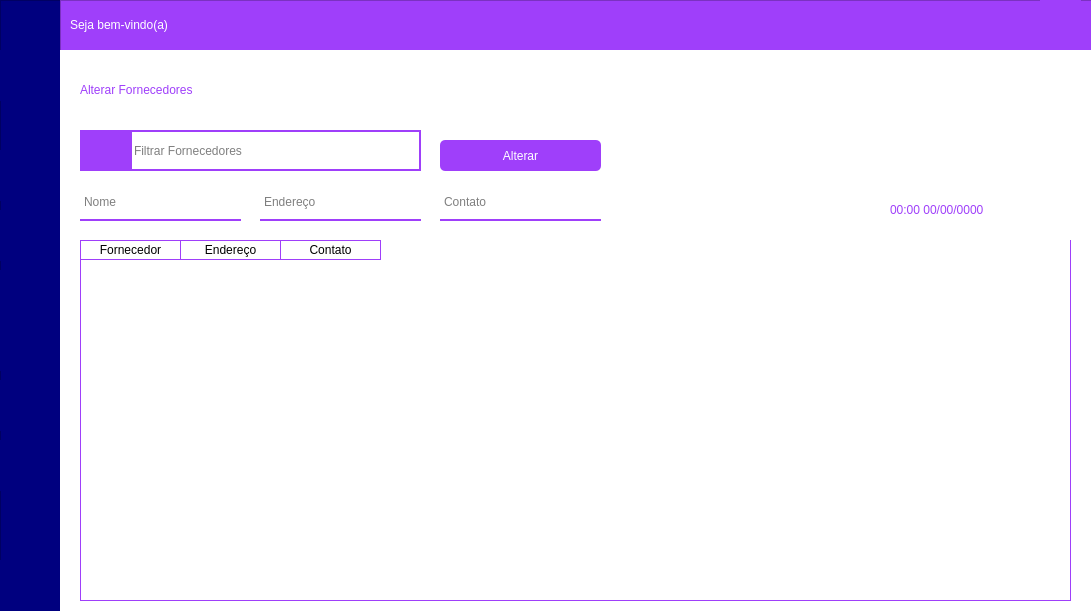
Carlosyoot/PBSTOCK, file view/ui/FrmAdmin.ui: the form before one commit.
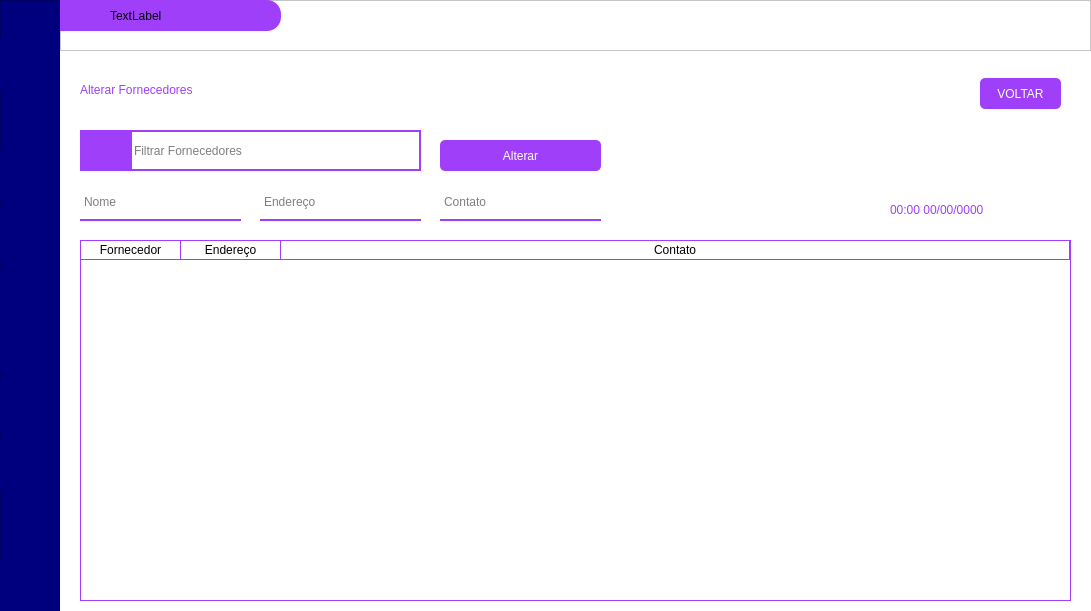
The form after the commit. The open tabs and pages were chosen to show the change. Icons and pictures are not drawn.

Patch:
```diff
--- a/view/ui/FrmAdmin.ui
+++ b/view/ui/FrmAdmin.ui
@@ -83,7 +83,7 @@
        <property name="geometry">
         <rect>
          <x>0</x>
-         <y>50</y>
+         <y>40</y>
          <width>61</width>
          <height>51</height>
         </rect>
@@ -383,50 +383,11 @@
         </size>
        </property>
       </widget>
-     </widget>
-     <widget class="QFrame" name="barra_menu_topo">
-      <property name="geometry">
-       <rect>
-        <x>60</x>
-        <y>0</y>
-        <width>1041</width>
-        <height>51</height>
-       </rect>
-      </property>
-      <property name="styleSheet">
-       <string notr="true">background-color: rgb(159, 63, 250);</string>
-      </property>
-      <property name="frameShape">
-       <enum>QFrame::StyledPanel</enum>
-      </property>
-      <property name="frameShadow">
-       <enum>QFrame::Raised</enum>
-      </property>
-      <widget class="QLabel" name="lbl_seja_bem_vindo">
-       <property name="geometry">
-        <rect>
-         <x>10</x>
-         <y>10</y>
-         <width>151</width>
-         <height>31</height>
-        </rect>
-       </property>
-       <property name="styleSheet">
-        <string notr="true">color: white;
-font: 12pt &quot;Montserrat&quot;;</string>
-       </property>
-       <property name="text">
-        <string>Seja bem-vindo(a)</string>
-       </property>
-       <property name="textInteractionFlags">
-        <set>Qt::LinksAccessibleByMouse|Qt::TextSelectableByMouse</set>
-       </property>
-      </widget>
       <widget class="QPushButton" name="btn_configs">
        <property name="geometry">
         <rect>
-         <x>980</x>
-         <y>0</y>
+         <x>10</x>
+         <y>90</y>
          <width>41</width>
          <height>51</height>
         </rect>
@@ -435,8 +396,10 @@
         <string notr="true">QPushButton {
 border: solid;
 outline: 0;
+color: rgb(0, 0, 0);
 }
 
+
 QPushButton:hover{
 border: solid;
 	background-color: rgb(159, 103, 250);
@@ -1264,6 +1227,9 @@
         <property name="sortingEnabled">
          <bool>true</bool>
         </property>
+        <attribute name="horizontalHeaderStretchLastSection">
+         <bool>true</bool>
+        </attribute>
         <attribute name="verticalHeaderVisible">
          <bool>false</bool>
         </attribute>
@@ -1428,6 +1394,34 @@
          <set>Qt::LinksAccessibleByKeyboard|Qt::LinksAccessibleByMouse</set>
         </property>
        </widget>
+       <widget class="QPushButton" name="btn_voltar_alterar_fornecedores">
+        <property name="geometry">
+         <rect>
+          <x>920</x>
+          <y>28</y>
+          <width>81</width>
+          <height>31</height>
+         </rect>
+        </property>
+        <property name="styleSheet">
+         <string notr="true">QPushButton {
+border: 2px;
+background-color: rgb(159, 63, 250);
+color: white;
+border-radius: 5px;
+font: 10pt &quot;Montserrat&quot;;
+outline: 0;
+}
+
+QPushButton:hover {
+	background-color: rgb(197, 62, 255);
+}
+</string>
+        </property>
+        <property name="text">
+         <string>VOLTAR</string>
+        </property>
+       </widget>
       </widget>
       <widget class="QWidget" name="pg_cadastrar_fornecedores">
        <widget class="QPushButton" name="btn_cadastrar_forncedores">
@@ -5453,6 +5447,94 @@
        </widget>
       </widget>
      </widget>
+     <widget class="QFrame" name="barra_menu_topo_3">
+      <property name="geometry">
+       <rect>
+        <x>60</x>
+        <y>0</y>
+        <width>1031</width>
+        <height>51</height>
+       </rect>
+      </property>
+      <property name="autoFillBackground">
+       <bool>false</bool>
+      </property>
+      <property name="styleSheet">
+       <string notr="true">background-color: rgb(255, 255, 255);</string>
+      </property>
+      <property name="frameShape">
+       <enum>QFrame::StyledPanel</enum>
+      </property>
+      <property name="frameShadow">
+       <enum>QFrame::Raised</enum>
+      </property>
+      <widget class="QFrame" name="barra_menu_topo_2">
+       <property name="geometry">
+        <rect>
+         <x>0</x>
+         <y>0</y>
+         <width>221</width>
+         <height>31</height>
+        </rect>
+       </property>
+       <property name="styleSheet">
+        <string notr="true">background-color: rgb(159, 63, 250);
+border-top-right-radius: 14px;  /* Arredondar o canto superior direito */
+border-bottom-right-radius: 14px;  /* Arredondar o canto inferior direito */</string>
+       </property>
+       <property name="frameShape">
+        <enum>QFrame::StyledPanel</enum>
+       </property>
+       <property name="frameShadow">
+        <enum>QFrame::Raised</enum>
+       </property>
+       <widget class="QLabel" name="Iconuser">
+        <property name="geometry">
+         <rect>
+          <x>10</x>
+          <y>1</y>
+          <width>41</width>
+          <height>31</height>
+         </rect>
+        </property>
+        <property name="styleSheet">
+         <string notr="true">color: white;
+font: 12pt &quot;Montserrat&quot;;</string>
+        </property>
+        <property name="frameShape">
+         <enum>QFrame::NoFrame</enum>
+        </property>
+        <property name="text">
+         <string/>
+        </property>
+        <property name="pixmap">
+         <pixmap resource="../QRC/file_principal_rc.qrc">:/icones/usericon.png</pixmap>
+        </property>
+        <property name="scaledContents">
+         <bool>true</bool>
+        </property>
+        <property name="textInteractionFlags">
+         <set>Qt::LinksAccessibleByMouse|Qt::TextSelectableByMouse</set>
+        </property>
+       </widget>
+       <widget class="QLabel" name="lbl_seja_bem_vindo">
+        <property name="geometry">
+         <rect>
+          <x>50</x>
+          <y>0</y>
+          <width>101</width>
+          <height>31</height>
+         </rect>
+        </property>
+        <property name="styleSheet">
+         <string notr="true">font: 12pt &quot;Montserrat&quot;;</string>
+        </property>
+        <property name="text">
+         <string>TextLabel</string>
+        </property>
+       </widget>
+      </widget>
+     </widget>
     </widget>
     <widget class="QWidget" name="Colaborador"/>
    </widget>
```
Left out of the diff: 172 changed lines with no effect on the pictures.
